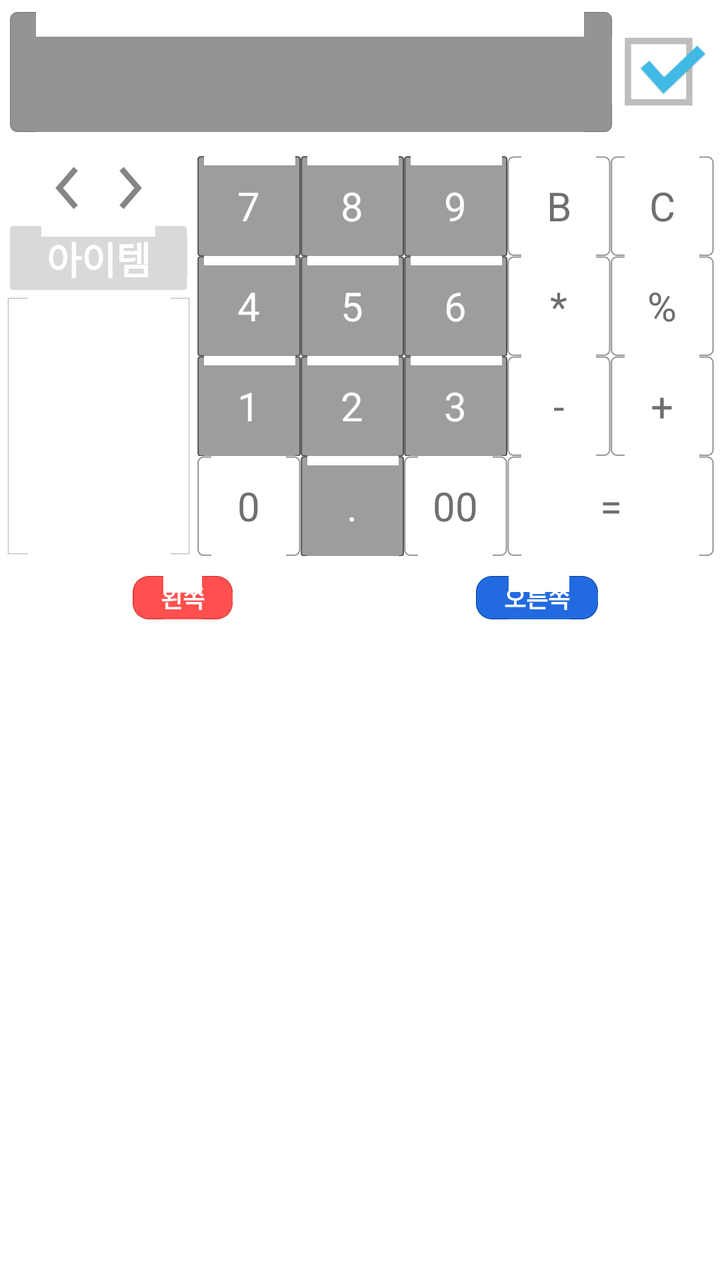
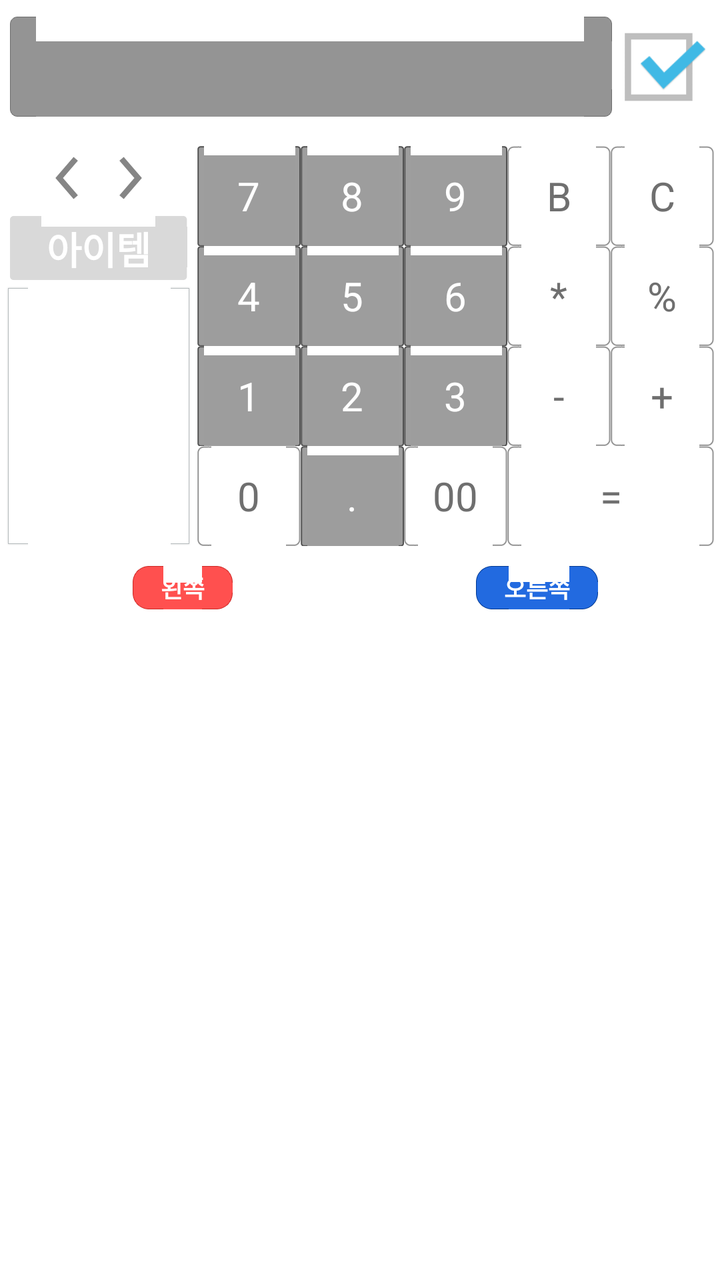

Screens rendered from an Android XML layout before and after an edit, with the pre-edit source and the edit as a unified diff.
<!-- AndroidManifest.xml: application theme AppTheme -->
<!-- res/layout/fragment_transaction_insert_tab.xml -->
<?xml version="1.0" encoding="utf-8"?>
<LinearLayout xmlns:android="http://schemas.android.com/apk/res/android"
    android:layout_width="match_parent"
    android:layout_height="match_parent"
    android:orientation="vertical"
    android:paddingLeft="3dp"
    android:paddingRight="3dp" >

    <LinearLayout
        android:layout_width="match_parent"
        android:layout_height="wrap_content"
        android:layout_marginBottom="6dp"
        android:layout_marginTop="6dp"
        android:orientation="horizontal"
        android:weightSum="1" >

        <TextView
            android:id="@+id/insert_amount"
            android:layout_width="match_parent"
            android:layout_height="60dp"
            android:layout_gravity="right|center_vertical"
            android:layout_marginLeft="2dp"
            android:layout_marginRight="2dp"
            android:layout_weight="0.7"
            android:background="@drawable/input_box_dark"
            android:gravity="right|center_vertical"
            android:lines="1"
            android:paddingLeft="8dp"
            android:paddingRight="8dp"
            android:textColor="@color/text_white"
            android:textSize="30sp"
            android:textStyle="bold" />

        <ImageView
            android:id="@+id/insert_submit"
            android:layout_width="70dp"
            android:layout_height="55dp"
            android:layout_gravity="center"
            android:layout_weight="0.3"
            android:contentDescription="@string/na"
            android:gravity="center"
            android:src="@drawable/check_on" />
    </LinearLayout>

    <LinearLayout
        android:layout_width="match_parent"
        android:layout_height="wrap_content"
        android:layout_marginTop="6dp"
        android:baselineAligned="false"
        android:orientation="horizontal"
        android:weightSum="1" >

        <LinearLayout
            android:layout_width="wrap_content"
            android:layout_height="wrap_content"
            android:layout_weight="0.1"
            android:orientation="vertical" >

            <LinearLayout
                android:layout_width="wrap_content"
                android:layout_height="wrap_content"
                android:layout_gravity="center"
                android:gravity="center"
                android:orientation="horizontal" >

                <ImageView
                    android:id="@+id/insert_yesterday"
                    android:layout_width="wrap_content"
                    android:layout_height="wrap_content"
                    android:contentDescription="@string/na"
                    android:src="@drawable/ic_action_previous_item" />

                <TextView
                    android:id="@+id/insert_date"
                    android:layout_width="wrap_content"
                    android:layout_height="wrap_content"
                    android:textSize="15sp" />

                <ImageView
                    android:id="@+id/insert_tomorrow"
                    android:layout_width="wrap_content"
                    android:layout_height="wrap_content"
                    android:contentDescription="@string/na"
                    android:src="@drawable/ic_action_next_item" />
            </LinearLayout>

            <EditText
                android:id="@+id/insert_entry_title"
                android:layout_width="fill_parent"
                android:layout_height="wrap_content"
                android:layout_gravity="center"
                android:layout_marginBottom="3dp"
                android:layout_marginLeft="2dp"
                android:layout_marginRight="2dp"
                android:layout_marginTop="3dp"
                android:background="@drawable/process_n"
                android:gravity="center"
                android:hint="@string/insert_item_title"
                android:inputType="text"
                android:padding="2dp"
                android:textColor="@color/text_light_blue"
                android:textColorHint="@color/text_white"
                android:textSize="19sp"
                android:textStyle="bold" />

            <ListView
                android:id="@+id/insert_frequent_items"
                android:layout_width="fill_parent"
                android:layout_height="130dp"
                android:background="@drawable/input_box_rect"
                android:padding="2dp" />
        </LinearLayout>

        <LinearLayout
            android:layout_width="0dp"
            android:layout_height="wrap_content"
            android:layout_marginLeft="3dp"
            android:layout_weight="0.9"
            android:orientation="vertical" >

            <TableLayout
                android:layout_width="match_parent"
                android:layout_height="match_parent"
                android:layout_gravity="center"
                android:gravity="center"
                android:stretchColumns="1" >

                <TableRow>

                    <TextView
                        android:id="@+id/insert_pad_7"
                        android:layout_width="0dp"
                        android:layout_height="@dimen/calc_btn_height"
                        android:layout_gravity="center"
                        android:layout_weight="1"
                        android:background="@drawable/gray_box"
                        android:gravity="center"
                        android:padding="3dp"
                        android:text="@string/pad_7"
                        android:textColor="@color/calc_number_btn"
                        android:textSize="20sp" />

                    <TextView
                        android:id="@+id/insert_pad_8"
                        android:layout_width="0dp"
                        android:layout_height="@dimen/calc_btn_height"
                        android:layout_gravity="center"
                        android:layout_weight="1"
                        android:background="@drawable/gray_box"
                        android:gravity="center"
                        android:padding="3dp"
                        android:text="@string/pad_8"
                        android:textColor="@color/calc_number_btn"
                        android:textSize="20sp" />

                    <TextView
                        android:id="@+id/insert_pad_9"
                        android:layout_width="0dp"
                        android:layout_height="@dimen/calc_btn_height"
                        android:layout_gravity="center"
                        android:layout_weight="1"
                        android:background="@drawable/gray_box"
                        android:gravity="center"
                        android:padding="3dp"
                        android:text="@string/pad_9"
                        android:textColor="@color/calc_number_btn"
                        android:textSize="20sp" />

                    <TextView
                        android:id="@+id/insert_pad_back"
                        android:layout_width="0dp"
                        android:layout_height="@dimen/calc_btn_height"
                        android:layout_gravity="center"
                        android:layout_weight="1"
                        android:background="@drawable/white_box"
                        android:gravity="center"
                        android:padding="3dp"
                        android:text="@string/pad_back"
                        android:textColor="@color/calc_func_btn"
                        android:textSize="20sp" />

                    <TextView
                        android:id="@+id/insert_pad_clear"
                        android:layout_width="0dp"
                        android:layout_height="@dimen/calc_btn_height"
                        android:layout_gravity="center"
                        android:layout_weight="1"
                        android:background="@drawable/white_box"
                        android:gravity="center"
                        android:padding="3dp"
                        android:text="@string/pad_clear"
                        android:textColor="@color/calc_func_btn"
                        android:textSize="20sp" />
                </TableRow>

                <TableRow>

                    <TextView
                        android:id="@+id/insert_pad_4"
                        android:layout_width="0dp"
                        android:layout_height="@dimen/calc_btn_height"
                        android:layout_gravity="center"
                        android:layout_weight="1"
                        android:background="@drawable/gray_box"
                        android:gravity="center"
                        android:padding="3dp"
                        android:text="@string/pad_4"
                        android:textColor="@color/calc_number_btn"
                        android:textSize="20sp" />

                    <TextView
                        android:id="@+id/insert_pad_5"
                        android:layout_width="0dp"
                        android:layout_height="@dimen/calc_btn_height"
                        android:layout_gravity="center"
                        android:layout_weight="1"
                        android:background="@drawable/gray_box"
                        android:gravity="center"
                        android:padding="3dp"
                        android:text="@string/pad_5"
                        android:textColor="@color/calc_number_btn"
                        android:textSize="20sp" />

                    <TextView
                        android:id="@+id/insert_pad_6"
                        android:layout_width="0dp"
                        android:layout_height="@dimen/calc_btn_height"
                        android:layout_gravity="center"
                        android:layout_weight="1"
                        android:background="@drawable/gray_box"
                        android:gravity="center"
                        android:padding="3dp"
                        android:text="@string/pad_6"
                        android:textColor="@color/calc_number_btn"
                        android:textSize="20sp" />

                    <TextView
                        android:id="@+id/insert_pad_multiply"
                        android:layout_width="0dp"
                        android:layout_height="@dimen/calc_btn_height"
                        android:layout_gravity="center"
                        android:layout_weight="1"
                        android:background="@drawable/white_box"
                        android:gravity="center"
                        android:padding="3dp"
                        android:text="@string/pad_multiply"
                        android:textColor="@color/calc_func_btn"
                        android:textSize="20sp" />

                    <TextView
                        android:id="@+id/insert_pad_divide"
                        android:layout_width="0dp"
                        android:layout_height="@dimen/calc_btn_height"
                        android:layout_gravity="center"
                        android:layout_weight="1"
                        android:background="@drawable/white_box"
                        android:gravity="center"
                        android:padding="3dp"
                        android:text="@string/pad_divide"
                        android:textColor="@color/calc_func_btn"
                        android:textSize="20sp" />
                </TableRow>

                <TableRow>

                    <TextView
                        android:id="@+id/insert_pad_1"
                        android:layout_width="0dp"
                        android:layout_height="@dimen/calc_btn_height"
                        android:layout_gravity="center"
                        android:layout_weight="1"
                        android:background="@drawable/gray_box"
                        android:gravity="center"
                        android:padding="3dp"
                        android:text="@string/pad_1"
                        android:textColor="@color/calc_number_btn"
                        android:textSize="20sp" />

                    <TextView
                        android:id="@+id/insert_pad_2"
                        android:layout_width="0dp"
                        android:layout_height="@dimen/calc_btn_height"
                        android:layout_gravity="center"
                        android:layout_weight="1"
                        android:background="@drawable/gray_box"
                        android:gravity="center"
                        android:padding="3dp"
                        android:text="@string/pad_2"
                        android:textColor="@color/calc_number_btn"
                        android:textSize="20sp" />

                    <TextView
                        android:id="@+id/insert_pad_3"
                        android:layout_width="0dp"
                        android:layout_height="@dimen/calc_btn_height"
                        android:layout_gravity="center"
                        android:layout_weight="1"
                        android:background="@drawable/gray_box"
                        android:gravity="center"
                        android:padding="3dp"
                        android:text="@string/pad_3"
                        android:textColor="@color/calc_number_btn"
                        android:textSize="20sp" />

                    <TextView
                        android:id="@+id/insert_pad_minus"
                        android:layout_width="0dp"
                        android:layout_height="@dimen/calc_btn_height"
                        android:layout_gravity="center"
                        android:layout_weight="1"
                        android:background="@drawable/white_box"
                        android:gravity="center"
                        android:padding="3dp"
                        android:text="@string/pad_minus"
                        android:textColor="@color/calc_func_btn"
                        android:textSize="20sp" />

                    <TextView
                        android:id="@+id/insert_pad_plus"
                        android:layout_width="0dp"
                        android:layout_height="@dimen/calc_btn_height"
                        android:layout_gravity="center"
                        android:layout_weight="1"
                        android:background="@drawable/white_box"
                        android:gravity="center"
                        android:padding="3dp"
                        android:text="@string/pad_plus"
                        android:textColor="@color/calc_func_btn"
                        android:textSize="20sp" />
                </TableRow>

                <TableRow>

                    <TextView
                        android:id="@+id/insert_pad_10"
                        android:layout_width="0dp"
                        android:layout_height="@dimen/calc_btn_height"
                        android:layout_gravity="center"
                        android:layout_weight="1"
                        android:background="@drawable/white_box"
                        android:gravity="center"
                        android:padding="3dp"
                        android:text="@string/pad_10"
                        android:textColor="@color/calc_func_btn"
                        android:textSize="20sp" />

                    <TextView
                        android:id="@+id/insert_pad_point"
                        android:layout_width="0dp"
                        android:layout_height="@dimen/calc_btn_height"
                        android:layout_gravity="center"
                        android:layout_weight="1"
                        android:background="@drawable/gray_box"
                        android:gravity="center"
                        android:padding="3dp"
                        android:text="@string/pad_point"
                        android:textColor="@color/calc_number_btn"
                        android:textSize="20sp" />

                    <TextView
                        android:id="@+id/insert_pad_100"
                        android:layout_width="0dp"
                        android:layout_height="@dimen/calc_btn_height"
                        android:layout_gravity="center"
                        android:layout_weight="1"
                        android:background="@drawable/white_box"
                        android:gravity="center"
                        android:padding="3dp"
                        android:text="@string/pad_100"
                        android:textColor="@color/calc_func_btn"
                        android:textSize="20sp" />

                    <TextView
                        android:id="@+id/insert_pad_eq"
                        android:layout_width="0dp"
                        android:layout_height="@dimen/calc_btn_height"
                        android:layout_gravity="center"
                        android:layout_span="1"
                        android:layout_weight="2"
                        android:background="@drawable/white_box"
                        android:gravity="center"
                        android:padding="3dp"
                        android:text="@string/pad_eq"
                        android:textColor="@color/calc_func_btn"
                        android:textSize="20sp" />
                </TableRow>
            </TableLayout>
        </LinearLayout>
    </LinearLayout>

    <LinearLayout
        android:layout_width="match_parent"
        android:layout_height="wrap_content"
        android:layout_marginBottom="5dp"
        android:layout_marginTop="10dp"
        android:orientation="horizontal"
        android:weightSum="1" >

        <LinearLayout
            android:layout_width="wrap_content"
            android:layout_height="wrap_content"
            android:layout_gravity="top|center_horizontal"
            android:layout_weight="0.5"
            android:gravity="top|center_horizontal"
            android:orientation="vertical" >

            <TextView
                android:layout_width="wrap_content"
                android:layout_height="wrap_content"
                android:background="@drawable/input_color_box_9"
                android:paddingBottom="2dp"
                android:paddingLeft="14dp"
                android:paddingRight="14dp"
                android:paddingTop="2dp"
                android:text="@string/insert_left_accounts"
                android:textColor="@color/text_white"
                android:textStyle="bold"
                android:textSize="12sp" />

            <ExpandableListView
                android:id="@+id/insert_category_left"
                android:layout_width="wrap_content"
                android:layout_height="wrap_content"
                android:layout_marginTop="10dp"
                android:background="@drawable/input_box_rect"
                android:textSize="20sp" />
        </LinearLayout>

        <LinearLayout
            android:layout_width="wrap_content"
            android:layout_height="wrap_content"
            android:layout_gravity="top|center_horizontal"
            android:layout_weight="0.5"
            android:gravity="top|center_horizontal"
            android:orientation="vertical" >

            <TextView
                android:layout_width="wrap_content"
                android:layout_height="wrap_content"
                android:background="@drawable/input_color_box_3"
                android:paddingBottom="2dp"
                android:paddingLeft="14dp"
                android:paddingRight="14dp"
                android:paddingTop="2dp"
                android:text="@string/insert_right_accounts"
                android:textColor="@color/text_white"
                android:textStyle="bold"
                android:textSize="12sp" />

            <ExpandableListView
                android:id="@+id/insert_category_right"
                android:layout_width="wrap_content"
                android:layout_height="wrap_content"
                android:layout_marginTop="10dp"
                android:background="@drawable/input_box_rect"
                android:textSize="20sp" />
        </LinearLayout>
    </LinearLayout>

</LinearLayout>
<!-- resources referenced by this layout -->
<resources>
  <color name="text_light_blue">#43BEEB</color>
  <color name="text_white">#FFFFFF</color>
  <dimen name="calc_btn_height">50dp</dimen>
  <!-- drawable check_on: png bitmap (drawable-xxhdpi, 5563 bytes) -->
  <!-- drawable gray_box: png bitmap (drawable-xxhdpi, 3073 bytes) -->
  <!-- drawable ic_action_next_item: png bitmap (drawable-hdpi, 585 bytes) -->
  <!-- drawable ic_action_previous_item: png bitmap (drawable-hdpi, 599 bytes) -->
  <!-- drawable input_box_dark: png bitmap (drawable-xxhdpi, 1402 bytes) -->
  <!-- drawable input_box_rect: png bitmap (drawable-xxhdpi, 3099 bytes) -->
  <!-- drawable input_color_box_3: png bitmap (drawable-xxhdpi, 4025 bytes) -->
  <!-- drawable input_color_box_9: png bitmap (drawable-xxhdpi, 4063 bytes) -->
  <!-- drawable process_n: png bitmap (drawable-xxhdpi, 3063 bytes) -->
  <!-- drawable white_box: png bitmap (drawable-xxhdpi, 1377 bytes) -->
  <string name="insert_item_title">아이템</string>
  <string name="insert_left_accounts">왼쪽</string>
  <string name="insert_right_accounts">오른쪽</string>
  <string name="na" />
  <string name="pad_1">1</string>
  <string name="pad_10">0</string>
  <string name="pad_100">00</string>
  <string name="pad_2">2</string>
  <string name="pad_3">3</string>
  <string name="pad_4">4</string>
  <string name="pad_5">5</string>
  <string name="pad_6">6</string>
  <string name="pad_7">7</string>
  <string name="pad_8">8</string>
  <string name="pad_9">9</string>
  <string name="pad_back">B</string>
  <string name="pad_clear">C</string>
  <string name="pad_divide">%</string>
  <string name="pad_eq">=</string>
  <string name="pad_minus">-</string>
  <string name="pad_multiply">*</string>
  <string name="pad_plus">+</string>
  <string name="pad_point">.</string>
  <style name="AppTheme" parent="AppBaseTheme">
          
      </style>
  <style name="AppBaseTheme" parent="android:Theme.Light">
          
      </style>
</resources>

<!-- the commit's change to res/layout/fragment_transaction_insert_tab.xml (unified diff, before → after) -->
@@ -17,7 +17,7 @@
         <TextView
             android:id="@+id/insert_amount"
             android:layout_width="match_parent"
-            android:layout_height="60dp"
+            android:layout_height="50dp"
             android:layout_gravity="right|center_vertical"
             android:layout_marginLeft="2dp"
             android:layout_marginRight="2dp"
@@ -28,7 +28,7 @@
             android:paddingLeft="8dp"
             android:paddingRight="8dp"
             android:textColor="@color/text_white"
-            android:textSize="30sp"
+            android:textSize="25sp"
             android:textStyle="bold" />
 
         <ImageView
